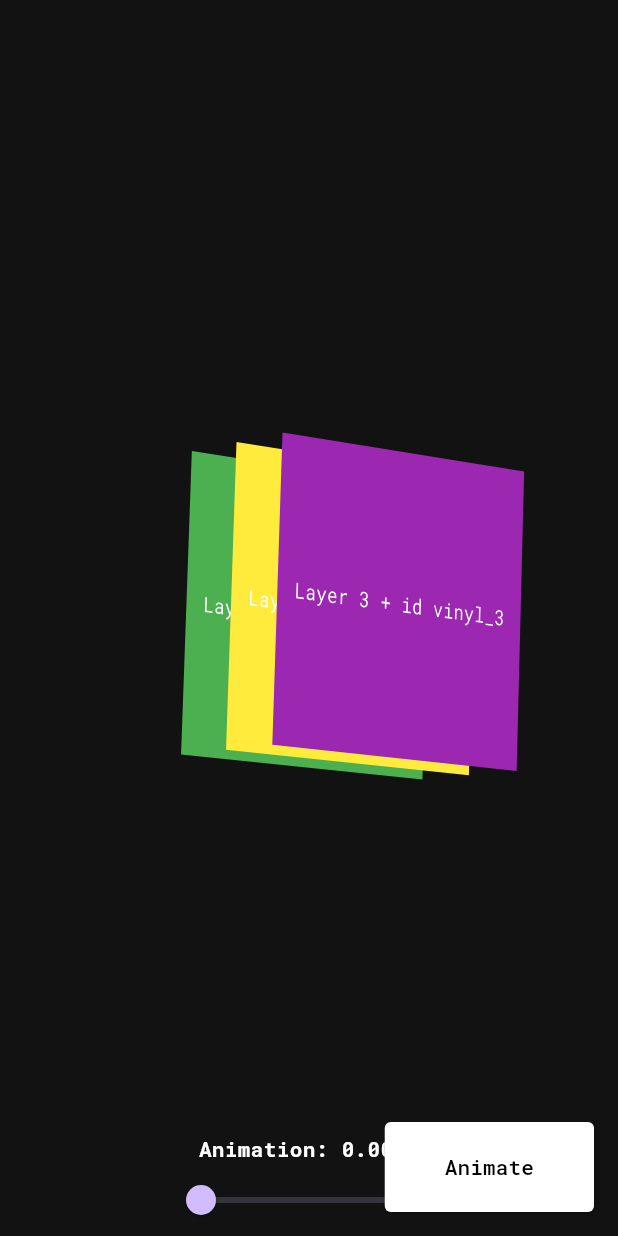
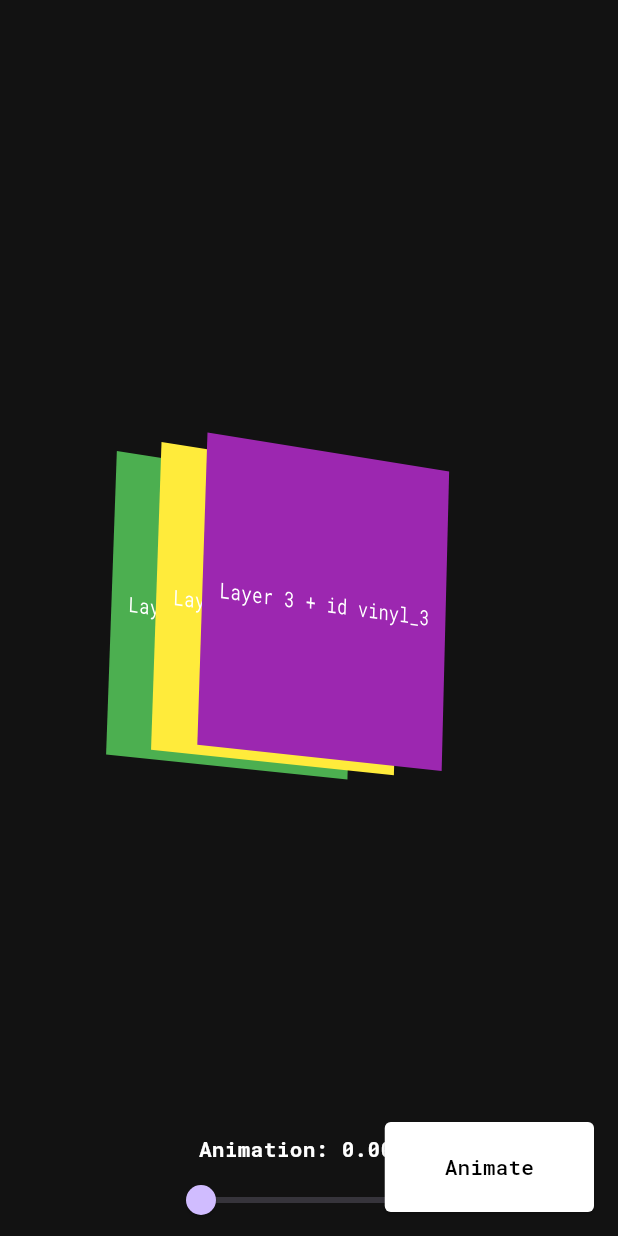
Before and after one commit to flutterfx/flutterfx_widgets, a Flutter app: the TransformApp screen opened directly, on a phone screen of 412 x 824 dp. Run offline on Flutter 3.47's test engine with Material 3 defaults, Android fonts, the phone set to English and light mode, and no system bars; our stand-ins replace google_fonts.

Commit message:
center align by the first item on the stack

```diff
--- a/lib/vinyl/vinyl.dart
+++ b/lib/vinyl/vinyl.dart
@@ -92,12 +92,10 @@ class _TransformAppState extends State<TransformApp>
               AnimatedBuilder(
                 animation: Listenable.merge([_headBowForwardAnimation]),
                 builder: (context, child) {
-                  return Positioned(
-                    top: 0,
-                    bottom: 0,
-                    right: 0,
-                    left: 0,
-                    child: Center(
+                  return Align(
+                    alignment: Alignment.center,
+                    child: Padding(
+                      padding: EdgeInsets.only(right: 100),
                       child: Transform(
                         transform: Matrix4.identity()
                           ..setEntry(3, 2, 0.0003512553609721081)
```
